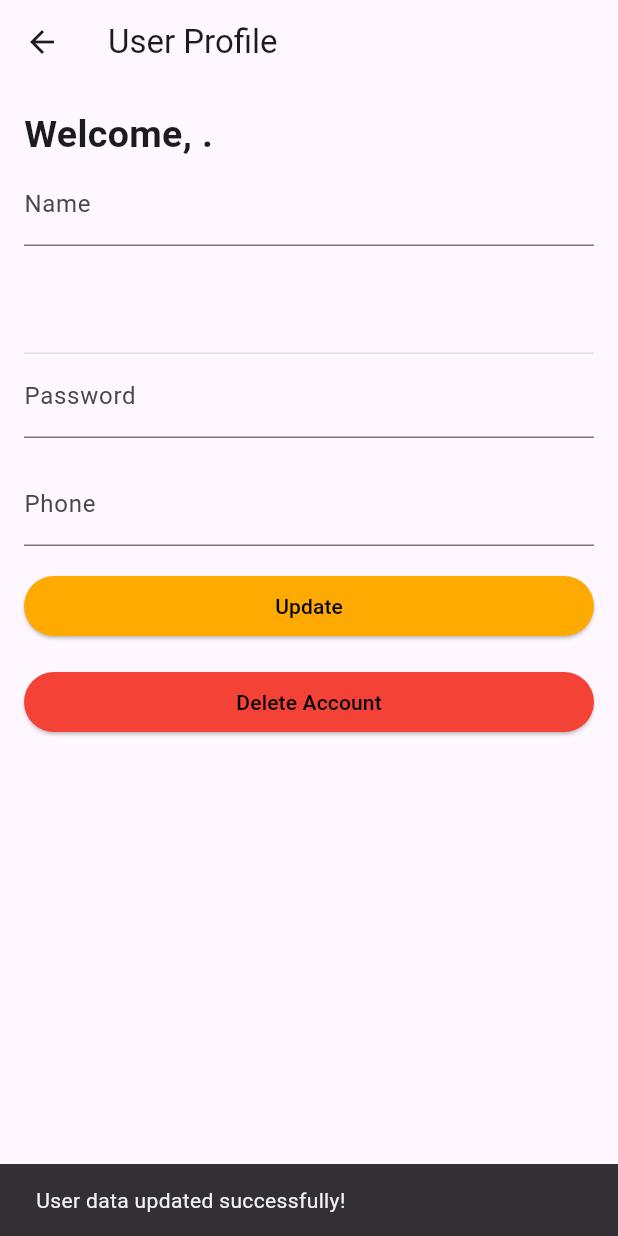
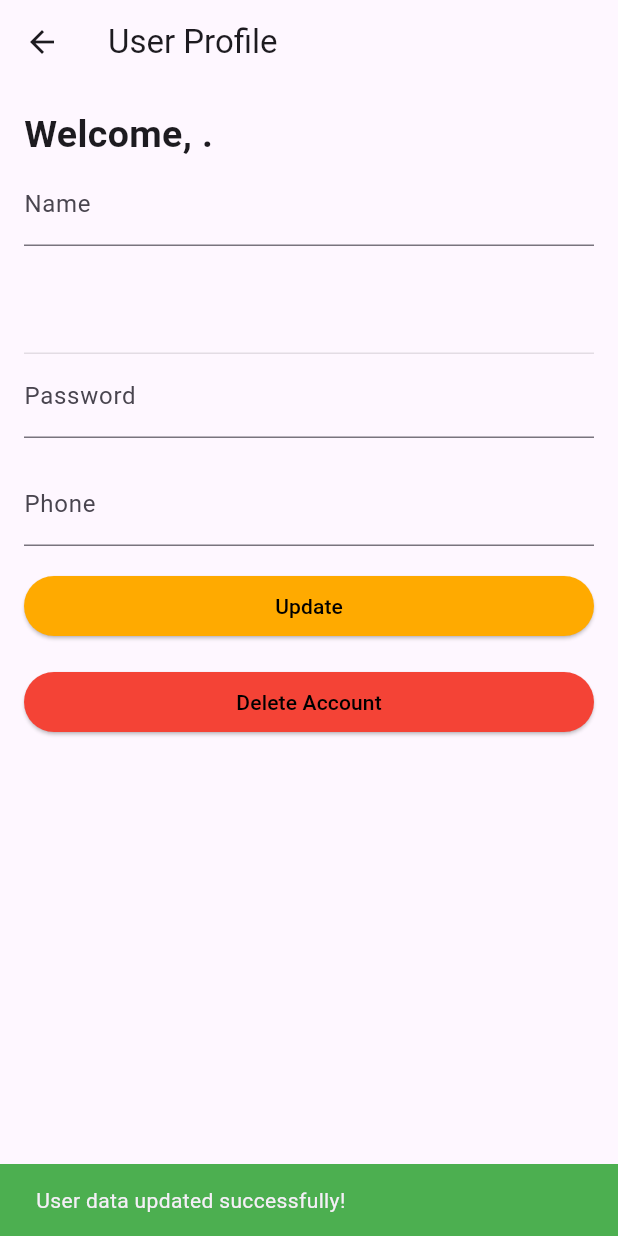
Before and after one commit to kkarimwahba/Evena, a Flutter app: the UserProfile screen opened directly with empty values, after a tap on "Update", on a phone screen of 412 x 824 dp. Run offline on Flutter 3.47's test engine with Material 3 defaults, Android fonts, the phone set to English and light mode, and no system bars; our stand-ins replace cloud_firestore, firebase_auth, firebase_core, firebase_storage, flutter_credit_card, image_gallery_saver and 2 more; missing offline and left inert: ticket_widget; accounts and stored records are empty.

```diff
--- a/lib/screens/userProfile.dart
+++ b/lib/screens/userProfile.dart
@@ -60,10 +60,12 @@ class _UserProfileState extends State<UserProfile> {
   Widget build(BuildContext context) {
     return Scaffold(
       appBar: AppBar(
-        title: Text('User Profile'),
+        title: const Text('User Profile'),
       ),
       body: Padding(
         padding: const EdgeInsets.all(16.0),
+        child: SingleChildScrollView(
+          scrollDirection: Axis.vertical,
           child: Column(
             crossAxisAlignment: CrossAxisAlignment.stretch,
             children: [
@@ -132,6 +134,7 @@ class _UserProfileState extends State<UserProfile> {
             ],
           ),
         ),
+      ),
     );
   }
 
@@ -153,6 +156,7 @@ class _UserProfileState extends State<UserProfile> {
         const SnackBar(
           content: Text('User data updated successfully!'),
           duration: Duration(seconds: 2),
+          backgroundColor: Colors.green,
         ),
       );
     } catch (error) {
```
Lines whose indentation alone changed are shown as unchanged.
